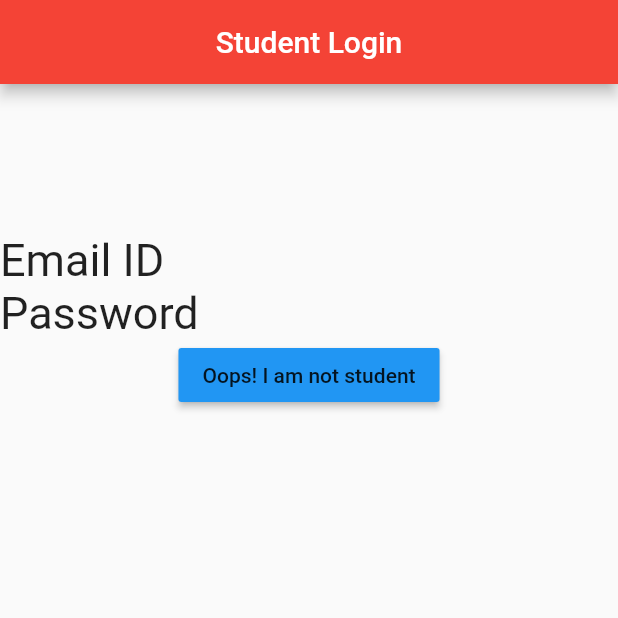
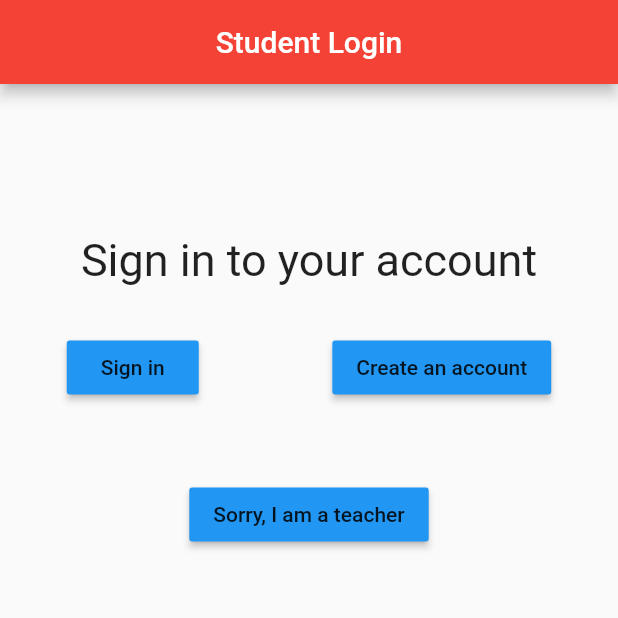
Before and after one commit to Srishtigarg25/BVP-Connect, a Flutter app: the screen it shows after launch, after a tap on "Student", on a phone screen of 412 x 824 dp, the top half of it. Run offline on Flutter 3.47's test engine with Material 2 defaults, Android fonts, the phone set to English and light mode, and no system bars.

Commit message:
added sign up and log in faculty and student

```diff
--- a/lib/faculty.dart
+++ b/lib/faculty.dart
@@ -23,28 +23,39 @@ class FacultyRoute extends StatelessWidget {
               child: Column(
                 crossAxisAlignment: CrossAxisAlignment.center,
                 children: <Widget>[
-                  Row(
+                  Text(
+                    "Sign in to your account",
+                    textAlign: TextAlign.center,
+                    style: TextStyle(fontSize: 30),
+                  ),
+                  Container(
+                    margin: EdgeInsets.only(top: 30),
+                    child: Row(
+                      mainAxisAlignment: MainAxisAlignment.spaceAround,
+                      crossAxisAlignment: CrossAxisAlignment.center,
                       children: <Widget>[
-                      Text(
-                        "Email ID",
-                        style: TextStyle(fontSize: 30),
+                        RaisedButton(
+                          child: Text("Sign in"),
+                          color: Colors.blue,
+                          onPressed: (() => Null),
+                        ),
+                        RaisedButton(
+                          child: Text("Create an account"),
+                          color: Colors.blue,
+                          onPressed: (() => Null),
                         ),
                       ],
                     ),
-                  Row(
-                    children: <Widget>[
-                      Text(
-                        "Password",
-                        style: TextStyle(fontSize: 30),
                   ),
-                    ],
-                  ),
-                  RaisedButton(
-                    child: Text("Oops! I am not teacher"),
+                  Container(
+                    margin: EdgeInsets.only(top: 50),
+                    child: RaisedButton(
+                      child: Text("Sorry, I am student"),
                       color: Colors.blue,
                       onPressed: () {
-                      Navigator.pop(context);
+                        Navigator.pop(context, 'loginasstudent');
                       },
+                    ),
                   ),
                 ],
               ),
--- a/lib/student.dart
+++ b/lib/student.dart
@@ -22,28 +22,39 @@ class StudentRoute extends StatelessWidget {
               child: Column(
                 crossAxisAlignment: CrossAxisAlignment.center,
                 children: <Widget>[
-                  Row(
+                  Text(
+                    "Sign in to your account",
+                    textAlign: TextAlign.center,
+                    style: TextStyle(fontSize: 30),
+                  ),
+                  Container(
+                    margin: EdgeInsets.only(top: 30),
+                    child: Row(
+                      mainAxisAlignment: MainAxisAlignment.spaceAround,
+                      crossAxisAlignment: CrossAxisAlignment.center,
                       children: <Widget>[
-                      Text(
-                        "Email ID",
-                        style: TextStyle(fontSize: 30),
+                        RaisedButton(
+                          child: Text("Sign in"),
+                          color: Colors.blue,
+                          onPressed: (() => Null),
+                        ),
+                        RaisedButton(
+                          child: Text("Create an account"),
+                          color: Colors.blue,
+                          onPressed: (() => Null),
                         ),
                       ],
                     ),
-                  Row(
-                    children: <Widget>[
-                      Text(
-                        "Password",
-                        style: TextStyle(fontSize: 30),
                   ),
-                    ],
-                  ),
-                  RaisedButton(
-                    child: Text("Oops! I am not student"),
+                  Container(
+                    margin: EdgeInsets.only(top: 50),
+                    child: RaisedButton(
+                      child: Text("Sorry, I am a teacher"),
                       color: Colors.blue,
                       onPressed: () {
-                      Navigator.pop(context);
+                        Navigator.pop(context, 'loginasfaculty');
                       },
+                    ),
                   ),
                 ],
               ),
```
Lines whose indentation alone changed are shown as unchanged.
